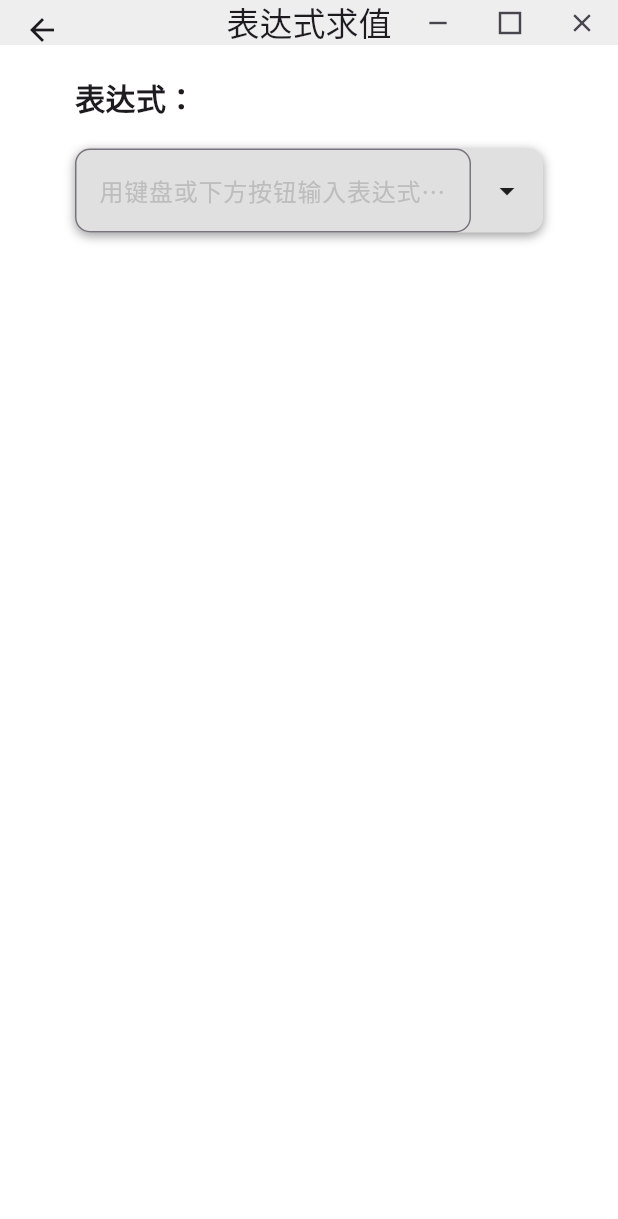
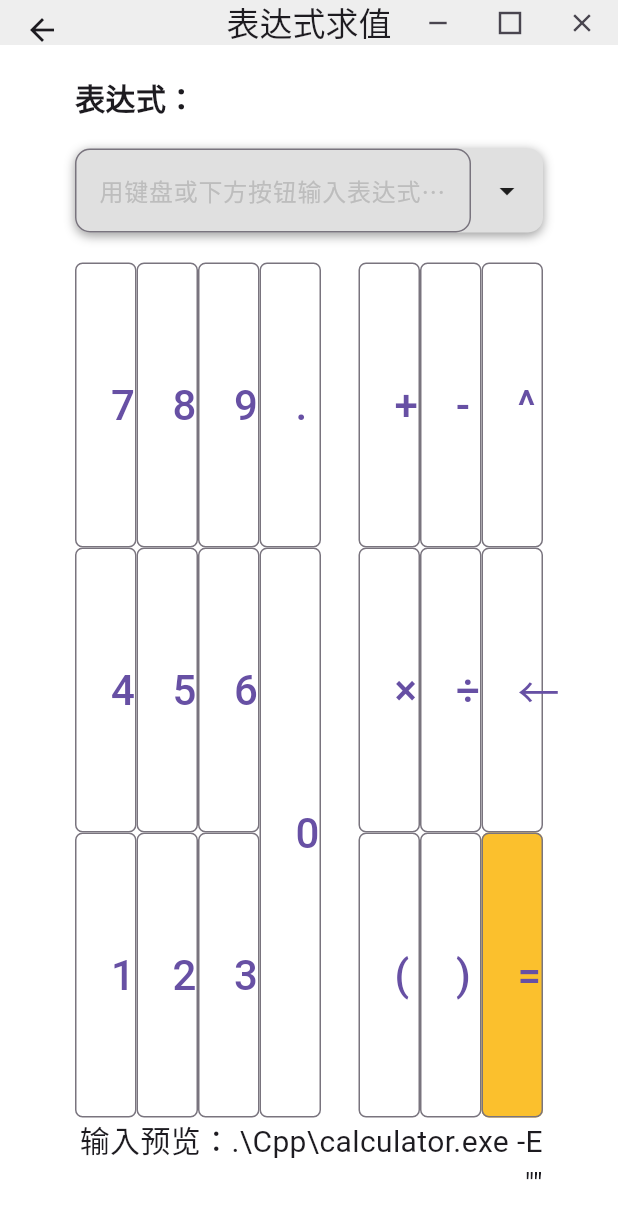
Before and after one commit to Woisol/MECalculator_GUI, a Flutter app: the screen it shows after launch, after a tap on "表达式求值", on a phone screen of 412 x 824 dp. Shown: the top 1219 px of the screen. Run offline on Flutter 3.47's test engine with Material 3 defaults, Android fonts, the light colour scheme and no system bars; missing offline and left inert: window_manager; statements that could not run were skipped.

Commit message:
feat: 历经各种崩溃终于实现计算按键布局！！！！！

```diff
--- a/lib/Components/inputfield_with_default.dart
+++ b/lib/Components/inputfield_with_default.dart
@@ -2,11 +2,11 @@ import 'package:flutter/material.dart';
 import 'package:mecalculator/Data_Process/data_process.dart';
 
 class InputFieldWithDefault extends StatelessWidget {
-  late TextEditingController controller;
+  late TextEditingController? controller;
   late String result;
   late List<String> options;
   InputFieldWithDefault(
-      {required this.controller, required this.result, required this.options});
+      {this.controller, required this.result, required this.options});
   @override
   Widget build(BuildContext context) {
     return Row(
@@ -14,6 +14,9 @@ class InputFieldWithDefault extends StatelessWidget {
         Expanded(
             child: TextField(
           controller: controller,
+          // onChanged: (str) {
+          //   controller?.text = expressionFormat(controller?.text ?? "");
+          // },
           decoration: InputDecoration(
               // enabledBorder:
               hintText: '用键盘或下方按钮输入表达式，或在后面的按钮选择一个输入样例',
@@ -45,7 +48,7 @@ class InputFieldWithDefault extends StatelessWidget {
                       child: Text(sample),
                       value: sample,
                       onTap: () {
-                        controller.text = sample;
+                        // controller.text = sample;
                         // controller.value = TextEditingValue(text: sample);
                       }))
                   .toList(),
--- a/lib/Expression/expression.dart
+++ b/lib/Expression/expression.dart
@@ -50,7 +50,8 @@ class PageExpression extends StatelessWidget {
   // State<PageExpression> createState() => _PageExpressionState();
   @override
   Widget build(BuildContext context) {
-    return Container(
+    return Expanded(
+        child: Container(
       padding: const EdgeInsets.symmetric(horizontal: 50, vertical: 20),
       child: Column(
         children: [
@@ -99,60 +100,178 @@ class PageExpression extends StatelessWidget {
             //   ],
             // ),
           ),
-            Container(
-              margin: const EdgeInsets.symmetric(horizontal: 0, vertical: 20),
-              decoration: BoxDecoration(
-                  // color: Colors.white,
-                  borderRadius: BorderRadius.all(Radius.circular(10))),
+          // Container(
+          //   margin: const EdgeInsets.symmetric(horizontal: 0, vertical: 20),
+          //   decoration: BoxDecoration(
+          //       // color: Colors.white,
+          //       borderRadius: BorderRadius.all(Radius.circular(10))),
+          // ),
+          // Expanded(
+          //     // child: Container(
+          //     // width: double.infinity,
+          //     // height: double.infinity,
+          //     child: GridView.builder(
+          //         gridDelegate: SliverGridDelegateWithFixedCrossAxisCount(
+          //             crossAxisCount: 7,
+          //             // childAspectRatio: 1.5,
+          //             crossAxisSpacing: 6,
+          //             mainAxisSpacing: 10),
+          //         children: <Widget>[
+          //       OutlinedButton(onPressed: () {}, child: const Text("7")),
+          //       OutlinedButton(onPressed: () {}, child: const Text("8")),
+          //       OutlinedButton(onPressed: () {}, child: const Text("9")),
+          //     ]
+          //         // calKeyBoardButtonList
+          //         //     .map((key) => calKeyBoardButton(key[0], key[1]))
+          //         //     .toList(),
+          //         // [
+          //         //   OutlinedButton(
+          //         //       onPressed: () {
+          //         //         controller.clear();
+          //         //         result = "";
+          //         //       },
+          //         //       child: Text("清空")),
+          //         // ],
+          //         // ),
+          //         ))
+          // ConstrainedBox(
+          //     constraints: BoxConstraints(
+          //         minWidth: double.infinity, minHeight: double.infinity),
+          //     child: Wrap(
+          //       direction: Axis.vertical,
+          //       spacing: 4,
+          //       children: calKeyBoardButtonList
+          //           .map((data) => calKeyBoardButton(data[0], data[1]))
+          //           .toList(),
+          //     ))
+          // GridView(
+          //   gridDelegate:
+          //       SliverGridDelegateWithFixedCrossAxisCount(crossAxisCount: 3),
+          //   children: calKeyBoardButtonList
+          //       .map((data) => calKeyBoardButton(data[0], data[1]))
+          //       .toList(),
+          // )
+          // !死活用不了Grid……算了原始方法手写flex吧(bushi)
+          SizedBox(
+            width: double.infinity,
+            height: 20,
           ),
-            // Expanded(
-            //     child: Container(
-            //   width: double.infinity,
-            //   height: double.infinity,
-            //   child: GridView(
-            //       gridDelegate: SliverGridDelegateWithFixedCrossAxisCount(
-            //           crossAxisCount: 7,
-            //           // childAspectRatio: 1.5,
-            //           crossAxisSpacing: 6,
-            //           mainAxisSpacing: 10),
-            //       children: <Widget>[
-            //         OutlinedButton(onPressed: () {}, child: const Text("7")),
-            //         OutlinedButton(onPressed: () {}, child: const Text("8")),
-            //         OutlinedButton(onPressed: () {}, child: const Text("9")),
-            //       ]
-            //       // calKeyBoardButtonList
-            //       //     .map((key) => calKeyBoardButton(key[0], key[1]))
-            //       //     .toList(),
-            //       // [
-            //       //   OutlinedButton(
-            //       //       onPressed: () {
-            //       //         controller.clear();
-            //       //         result = "";
-            //       //       },
-            //       //       child: Text("清空")),
-            //       // ],
-            //       ),
-            // ))
+
+          Expanded(
+              child: Row(
+            // !谁能告诉我为什么这里一定要加个Expanded不然甚至是崩溃？？？排除了巨久……………………………在外面加了SizeBox都解决不了都怀疑是不是MaterialAppmd没带最大高度限制真的服了flutter怎么这么难用md……
+            mainAxisSize: MainAxisSize.max,
+            children: [
+              Expanded(
+                  child: Column(
+                crossAxisAlignment: CrossAxisAlignment.stretch,
+                children: [
+                  calKeyBoardButton("7"),
+                  calKeyBoardButton("4"),
+                  calKeyBoardButton("1"),
                 ],
+              )),
+              Expanded(
+                  child: Column(
+                crossAxisAlignment: CrossAxisAlignment.stretch,
+                // !艹虽然不能设置size但是这个居然也可以……
+                children: [
+                  calKeyBoardButton("8"),
+                  calKeyBoardButton("5"),
+                  calKeyBoardButton("2"),
+                ],
+              )),
+              Expanded(
+                  child: Column(
+                crossAxisAlignment: CrossAxisAlignment.stretch,
+                children: [
+                  calKeyBoardButton("9"),
+                  calKeyBoardButton("6"),
+                  calKeyBoardButton("3"),
+                ],
+              )),
+              Expanded(
+                  child: Column(
+                crossAxisAlignment: CrossAxisAlignment.stretch,
+                children: [
+                  calKeyBoardButton("."),
+                  calKeyBoardButton("0", flex: 2),
+                ],
+              )),
+              SizedBox(
+                width: 25,
+              ),
+              Expanded(
+                  child: Column(
+                crossAxisAlignment: CrossAxisAlignment.stretch,
+                // !艹虽然不能设置size但是这个居然也可以……
+                children: [
+                  calKeyBoardButton("+"),
+                  calKeyBoardButton("×", pressValue: "*"),
+                  calKeyBoardButton("("),
+                ],
+              )),
+              Expanded(
+                  child: Column(
+                crossAxisAlignment: CrossAxisAlignment.stretch,
+                children: [
+                  calKeyBoardButton("-"),
+                  calKeyBoardButton("÷", pressValue: "/"),
+                  calKeyBoardButton(")"),
+                ],
+              )),
+              Expanded(
+                  child: Column(
+                crossAxisAlignment: CrossAxisAlignment.stretch,
+                children: [
+                  calKeyBoardButton("^"),
+                  calKeyBoardButton("←", pressValue: "\b"),
+                  calKeyBoardButton("=", color: Colors.yellow[700]),
+                ],
+              )),
+            ],
+          )),
+          Align(
+            alignment: Alignment.centerRight,
+            child: Text(
+                "输入预览：.\\Cpp\\calculator.exe -E \"" + controller.text + "\"",
+                style: TextStyle(fontSize: 20),
+                textAlign: TextAlign.end),
+          )
+        ],
+      ),
     ));
   }
 
-  OutlinedButton calKeyBoardButton(String text, String? pressValue) {
+  Widget calKeyBoardButton(String text,
+      {String? pressValue, int? flex, Color? color, Function()? onPressed}) {
+    // !正确的可选参数的写法……
     // ;)组件化也不一定要class嘛
-    return OutlinedButton(
+    return Expanded(
+      //  ConstrainedBox(
+      //   constraints:
+      //       BoxConstraints(minWidth: double.infinity, minHeight: double.infinity),
+      //       // !md不能乱用的……
+      flex: flex ?? 1,
+      child: OutlinedButton(
         style: ButtonStyle(
           // !？？？这里函数化组件必须用这个WidgetStatePropertyAll来提供参数？？
-
-        backgroundColor:
-            WidgetStatePropertyAll(text == "=" ? Colors.yellow : Colors.white),
-        shape: MaterialStateProperty.all(RoundedRectangleBorder(
+          backgroundColor: WidgetStatePropertyAll(color ?? Colors.white),
+          shape: WidgetStatePropertyAll(RoundedRectangleBorder(
             borderRadius: BorderRadius.circular(5),
           )),
         ),
-      child: Text(text),
-      onPressed: () {
+        child: Text(text, textScaler: TextScaler.linear(2)),
+        onPressed: onPressed ??
+            () {
+              if (pressValue == "\b" && controller.text.length > 0)
+                controller.text =
+                    controller.text.substring(0, controller.text.length - 1);
+              else
                 controller.text += pressValue ?? text;
+              // controller.
             },
+      ),
     );
   }
 }
--- a/lib/Home/home.dart
+++ b/lib/Home/home.dart
@@ -12,7 +12,7 @@ class Home extends StatelessWidget {
   @override
   Widget build(BuildContext context) {
     return Expanded(
-        flex: 1,
+        // flex: 1,
         child:
             //  ConstrainedBox(
             //     constraints: BoxConstraints(minHeight: double.infinity),
@@ -95,8 +95,8 @@ class Home extends StatelessWidget {
                           height: 64,
                         ),
                         const Text("一元稀疏多项式",
-                                style: TextStyle(
-                                    fontSize: 20, color: Colors.black)),
+                            style:
+                                TextStyle(fontSize: 20, color: Colors.black)),
                       ],
                     ),
                   );
@@ -139,8 +139,8 @@ class Home extends StatelessWidget {
                           height: 64,
                         ),
                         const Text("表达式求值",
-                                style: TextStyle(
-                                    fontSize: 20, color: Colors.black)),
+                            style:
+                                TextStyle(fontSize: 20, color: Colors.black)),
                       ],
                     ),
                   );
--- a/lib/main.dart
+++ b/lib/main.dart
@@ -3,6 +3,7 @@ import 'package:mecalculator/Home/home.dart';
 import 'package:mecalculator/Home/title_bar.dart';
 import 'package:window_manager/window_manager.dart';
 
+// Size? screenSize;
 void main() async {
   WidgetsFlutterBinding.ensureInitialized();
   await windowManager.ensureInitialized();
@@ -32,14 +33,24 @@ class MyApp extends StatelessWidget {
   // This widget is the root of your application.
   @override
   Widget build(BuildContext context) {
+    // windowManager.getSize().whenComplete((size){screenSize=size;return;});
+    // windowManager.getSize().then((size) {
+    //   screenSize = size;
+    // });
     // return <Widget>[
     // return Container(
     //     child: Column(children: [
     // !Incorrect use of ParentDataWidget
     // !但是Routes又只能在MaterialApp里面用……
     // const TitleBar(),
-    return MaterialApp(
+    return
+        // SizedBox(
+        //     width: 600,
+        //     height: 400,
+        //     child:
+        MaterialApp(
             title: 'Welcome to MECalculator',
+            scrollBehavior: ScrollBehavior().copyWith(overscroll: false),
             theme: ThemeData(
               useMaterial3: true,
             ),
@@ -69,6 +80,7 @@ class PageContent extends StatelessWidget {
   // bool back = false;
   String title;
   Widget child;
+  // Size? screenSize;
   PageContent({
     required Widget this.child,
     required String this.title,
```
Lines whose indentation alone changed are shown as unchanged.
